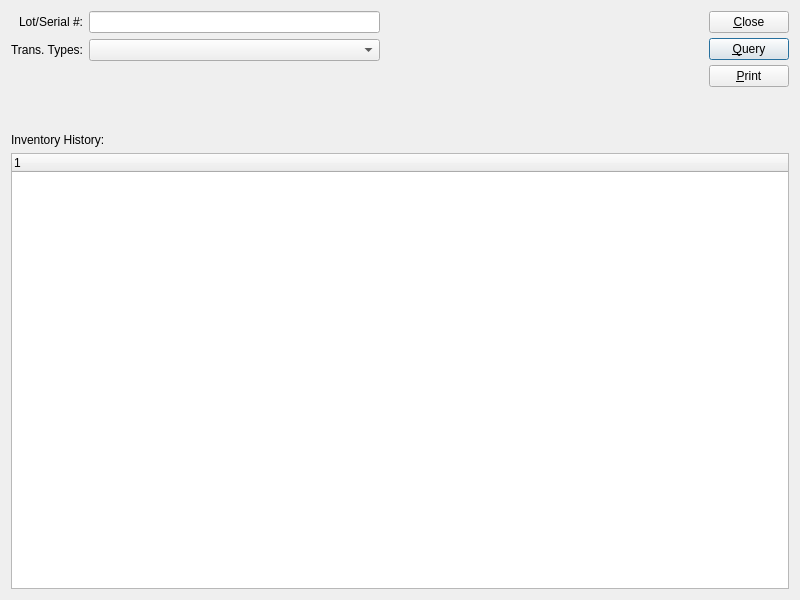
WooodHead/xtuple, file xtuple/trunk/guiclient/dspDetailedInventoryHistoryByLotSerial.ui: the form before one commit.
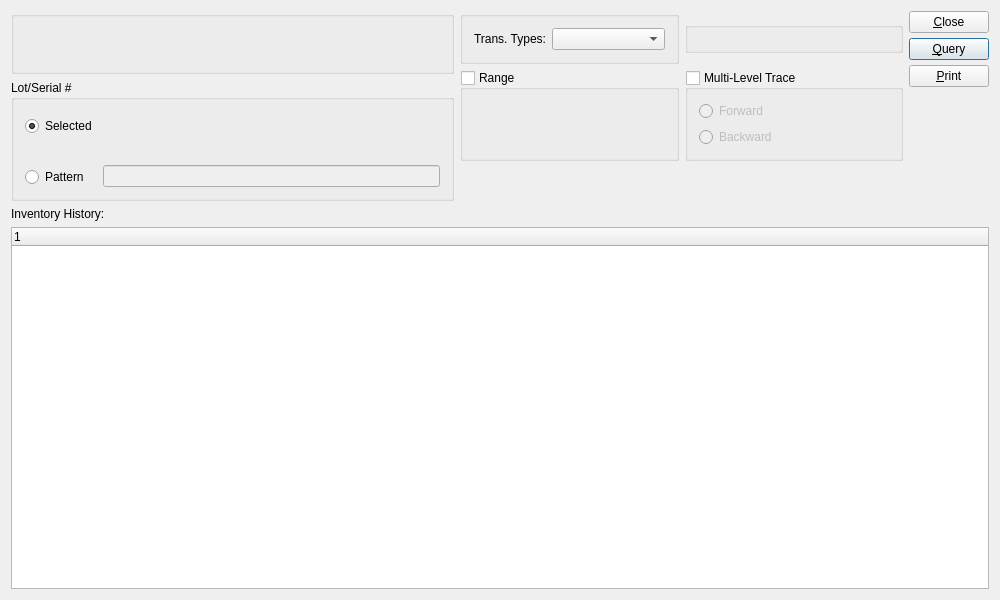
The form after the commit. Custom widgets are drawn as their Qt base class.

Commit message: issue #5770: Move find parent function from salesorderitem.cpp to xtreewidget for use in lot/serial trace.  First pass on multi-level trace on lot/serial history display.

Diff of the .ui file:
```diff
--- a/xtuple/trunk/guiclient/dspDetailedInventoryHistoryByLotSerial.ui
+++ b/xtuple/trunk/guiclient/dspDetailedInventoryHistoryByLotSerial.ui
@@ -5,7 +5,7 @@
    <rect>
     <x>0</x>
     <y>0</y>
-    <width>800</width>
+    <width>1000</width>
     <height>600</height>
    </rect>
   </property>
@@ -26,38 +26,139 @@
   </property>
   <widget class="QWidget" name="widget" >
    <layout class="QGridLayout" >
-    <item row="0" column="3" >
-     <spacer>
-      <property name="orientation" >
-       <enum>Qt::Horizontal</enum>
+    <item row="0" column="0" >
+     <widget class="QGroupBox" name="_itemGroup" >
+      <property name="title" >
+       <string/>
       </property>
-      <property name="sizeHint" >
-       <size>
-        <width>40</width>
-        <height>20</height>
-       </size>
-      </property>
-     </spacer>
+      <layout class="QGridLayout" >
+       <item row="0" column="0" >
+        <widget class="ItemCluster" name="_item" >
+         <property name="minimumSize" >
+          <size>
+           <width>0</width>
+           <height>0</height>
+          </size>
+         </property>
+         <property name="focusPolicy" >
+          <enum>Qt::StrongFocus</enum>
+         </property>
+        </widget>
+       </item>
+      </layout>
+     </widget>
     </item>
-    <item row="3" column="0" colspan="5" >
+    <item rowspan="2" row="0" column="1" >
      <layout class="QGridLayout" >
-      <item row="1" column="0" >
-       <widget class="XTreeWidget" name="_invhist" >
-        <property name="rootIsDecorated" >
-         <bool>true</bool>
-        </property>
-       </widget>
-      </item>
       <item row="0" column="0" >
-       <widget class="QLabel" name="_inventoryHistoryLit" >
-        <property name="text" >
-         <string>Inventory History:</string>
+       <widget class="QGroupBox" name="_transGroup" >
+        <property name="title" >
+         <string/>
         </property>
+        <layout class="QGridLayout" >
+         <item row="0" column="0" >
+          <widget class="QLabel" name="_transTypeLit" >
+           <property name="text" >
+            <string>Trans. Types:</string>
+           </property>
+           <property name="alignment" >
+            <set>Qt::AlignRight|Qt::AlignTrailing|Qt::AlignVCenter</set>
+           </property>
+          </widget>
+         </item>
+         <item row="0" column="1" >
+          <widget class="XComboBox" name="_transType" >
+           <property name="sizePolicy" >
+            <sizepolicy vsizetype="Fixed" hsizetype="Expanding" >
+             <horstretch>0</horstretch>
+             <verstretch>0</verstretch>
+            </sizepolicy>
+           </property>
+          </widget>
+         </item>
+        </layout>
        </widget>
       </item>
+      <item row="0" column="1" >
+       <widget class="WarehouseGroup" name="_warehouse" >
+        <property name="sizePolicy" >
+         <sizepolicy vsizetype="Fixed" hsizetype="Expanding" >
+          <horstretch>0</horstretch>
+          <verstretch>0</verstretch>
+         </sizepolicy>
+        </property>
+        <property name="focusPolicy" >
+         <enum>Qt::StrongFocus</enum>
+        </property>
+       </widget>
+      </item>
+      <item row="1" column="0" >
+       <widget class="QGroupBox" name="_dateGroup" >
+        <property name="title" >
+         <string>Range</string>
+        </property>
+        <property name="checkable" >
+         <bool>true</bool>
+        </property>
+        <property name="checked" >
+         <bool>false</bool>
+        </property>
+        <layout class="QGridLayout" >
+         <item row="0" column="0" >
+          <widget class="DateCluster" name="_dates" >
+           <property name="focusPolicy" >
+            <enum>Qt::StrongFocus</enum>
+           </property>
+          </widget>
+         </item>
+        </layout>
+       </widget>
+      </item>
+      <item row="1" column="1" >
+       <widget class="QGroupBox" name="_traceGroup" >
+        <property name="title" >
+         <string>Multi-Level Trace</string>
+        </property>
+        <property name="checkable" >
+         <bool>true</bool>
+        </property>
+        <property name="checked" >
+         <bool>false</bool>
+        </property>
+        <layout class="QGridLayout" >
+         <item row="0" column="0" >
+          <widget class="QRadioButton" name="_forward" >
+           <property name="text" >
+            <string>Forward</string>
+           </property>
+          </widget>
+         </item>
+         <item row="1" column="0" >
+          <widget class="QRadioButton" name="_backward" >
+           <property name="text" >
+            <string>Backward</string>
+           </property>
+          </widget>
+         </item>
+        </layout>
+       </widget>
+      </item>
+      <item row="2" column="0" >
+       <spacer>
+        <property name="orientation" >
+         <enum>Qt::Vertical</enum>
+        </property>
+        <property name="sizeHint" >
+         <size>
+          <width>20</width>
+          <height>40</height>
+         </size>
+        </property>
+       </spacer>
+      </item>
      </layout>
     </item>
-    <item rowspan="3" row="0" column="4" >
+    <item rowspan="2" row="0" column="2" >
      <layout class="QVBoxLayout" >
       <property name="spacing" >
        <number>5</number>
@@ -97,7 +198,7 @@
         <property name="sizeHint" >
          <size>
           <width>20</width>
-          <height>40</height>
+          <height>0</height>
          </size>
         </property>
        </spacer>
@@ -105,84 +206,95 @@
      </layout>
     </item>
     <item row="1" column="0" >
-     <widget class="QLabel" name="_transTypeLit" >
-      <property name="text" >
-       <string>Trans. Types:</string>
-      </property>
-      <property name="alignment" >
-       <set>Qt::AlignRight|Qt::AlignTrailing|Qt::AlignVCenter</set>
-      </property>
-     </widget>
-    </item>
-    <item row="1" column="1" >
-     <widget class="XComboBox" name="_transType" >
+     <widget class="QGroupBox" name="_lotserialGroup" >
       <property name="sizePolicy" >
        <sizepolicy vsizetype="Fixed" hsizetype="Expanding" >
         <horstretch>0</horstretch>
         <verstretch>0</verstretch>
        </sizepolicy>
       </property>
-     </widget>
-    </item>
-    <item row="0" column="0" >
-     <widget class="QLabel" name="_lotSerialLit" >
-      <property name="text" >
-       <string>Lot/Serial #:</string>
+      <property name="title" >
+       <string>Lot/Serial #</string>
       </property>
-      <property name="alignment" >
-       <set>Qt::AlignRight|Qt::AlignTrailing|Qt::AlignVCenter</set>
-      </property>
+      <layout class="QGridLayout" >
+       <item rowspan="2" row="0" column="0" >
+        <layout class="QVBoxLayout" >
+         <property name="topMargin" >
+          <number>5</number>
+         </property>
+         <item>
+          <widget class="QRadioButton" name="_selected" >
+           <property name="text" >
+            <string>Selected</string>
+           </property>
+           <property name="checked" >
+            <bool>true</bool>
+           </property>
+          </widget>
+         </item>
+         <item>
+          <spacer>
+           <property name="orientation" >
+            <enum>Qt::Vertical</enum>
+           </property>
+           <property name="sizeType" >
+            <enum>QSizePolicy::Preferred</enum>
+           </property>
+           <property name="sizeHint" >
+            <size>
+             <width>20</width>
+             <height>25</height>
+            </size>
+           </property>
+          </spacer>
+         </item>
+         <item>
+          <widget class="QRadioButton" name="_pattern" >
+           <property name="text" >
+            <string>Pattern</string>
+           </property>
+          </widget>
+         </item>
+        </layout>
+       </item>
+       <item row="0" column="1" >
+        <widget class="LotserialCluster" name="_lotSerial" >
+         <property name="focusPolicy" >
+          <enum>Qt::StrongFocus</enum>
+         </property>
+        </widget>
+       </item>
+       <item row="1" column="1" >
+        <widget class="XLineEdit" name="_lotSerialPattern" >
+         <property name="enabled" >
+          <bool>false</bool>
+         </property>
+        </widget>
+       </item>
+      </layout>
      </widget>
     </item>
-    <item row="0" column="1" >
-     <widget class="XLineEdit" name="_lotSerial" />
-    </item>
-    <item rowspan="3" row="0" column="2" >
-     <layout class="QVBoxLayout" >
-      <property name="spacing" >
-       <number>0</number>
-      </property>
-      <item>
-       <layout class="QHBoxLayout" >
-        <property name="spacing" >
-         <number>0</number>
+    <item row="2" column="0" colspan="3" >
+     <layout class="QGridLayout" >
+      <item row="1" column="0" >
+       <widget class="XTreeWidget" name="_invhist" >
+        <property name="sizePolicy" >
+         <sizepolicy vsizetype="Expanding" hsizetype="Expanding" >
+          <horstretch>0</horstretch>
+          <verstretch>1</verstretch>
+         </sizepolicy>
         </property>
-        <item>
-         <widget class="DateCluster" name="_dates" />
-        </item>
-        <item>
-         <spacer>
-          <property name="orientation" >
-           <enum>Qt::Horizontal</enum>
-          </property>
-          <property name="sizeType" >
-           <enum>QSizePolicy::Preferred</enum>
-          </property>
-          <property name="sizeHint" >
-           <size>
-            <width>0</width>
-            <height>20</height>
-           </size>
-          </property>
-         </spacer>
-        </item>
-       </layout>
+        <property name="rootIsDecorated" >
+         <bool>true</bool>
+        </property>
+       </widget>
       </item>
-      <item>
-       <spacer>
-        <property name="orientation" >
-         <enum>Qt::Vertical</enum>
+      <item row="0" column="0" >
+       <widget class="QLabel" name="_inventoryHistoryLit" >
+        <property name="text" >
+         <string>Inventory History:</string>
         </property>
-        <property name="sizeType" >
-         <enum>QSizePolicy::Expanding</enum>
-        </property>
-        <property name="sizeHint" >
-         <size>
-          <width>20</width>
-          <height>62</height>
-         </size>
-        </property>
-       </spacer>
+       </widget>
       </item>
      </layout>
     </item>
@@ -197,6 +309,21 @@
    <extends>QWidget</extends>
    <header>datecluster.h</header>
   </customwidget>
+  <customwidget>
+   <class>ItemCluster</class>
+   <extends>QWidget</extends>
+   <header>itemcluster.h</header>
+  </customwidget>
+  <customwidget>
+   <class>LotserialCluster</class>
+   <extends>QWidget</extends>
+   <header>lotserialcluster.h</header>
+  </customwidget>
+  <customwidget>
+   <class>WarehouseGroup</class>
+   <extends>QGroupBox</extends>
+   <header>warehousegroup.h</header>
+  </customwidget>
   <customwidget>
    <class>XComboBox</class>
    <extends>QComboBox</extends>
```
Left out of the diff: 49 changed lines with no effect on the pictures. The commit also changes 3 other files.
